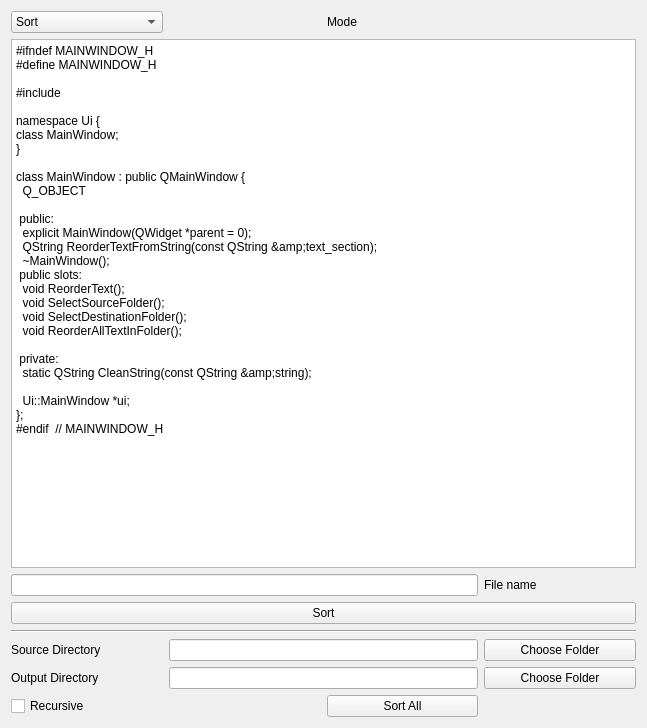
VoreWind/ClassMethodSorter, file mainwindow.ui: the form before one commit.
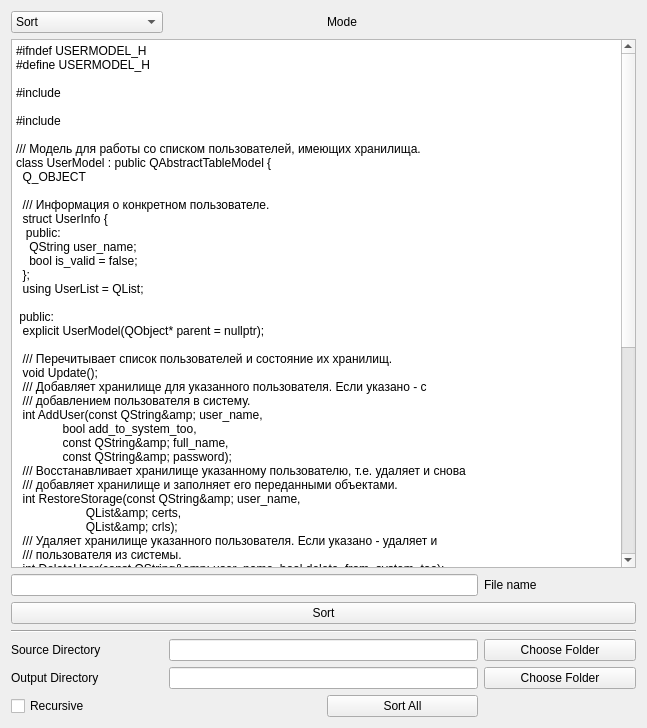
The form after the commit.

Commit message: Almost fix the problems with class w/o the first access specifier

Diff of the .ui file:
```diff
--- a/mainwindow.ui
+++ b/mainwindow.ui
@@ -88,34 +88,68 @@
     <item row="1" column="0" colspan="4">
      <widget class="QPlainTextEdit" name="segment_text_edit">
       <property name="plainText">
-       <string>#ifndef MAINWINDOW_H
-#define MAINWINDOW_H
+       <string>#ifndef USERMODEL_H
+#define USERMODEL_H
 
-#include &lt;QMainWindow&gt;
+#include &lt;QAbstractTableModel&gt;
 
-namespace Ui {
-class MainWindow;
-}
+#include &lt;QList&gt;
 
-class MainWindow : public QMainWindow {
+/// Модель для работы со списком пользователей, имеющих хранилища.
+class UserModel : public QAbstractTableModel {
   Q_OBJECT
 
+  /// Информация о конкретном пользователе.
+  struct UserInfo {
+   public:
+    QString user_name;
+    bool is_valid = false;
+  };
+  using UserList = QList&lt;UserInfo&gt;;
+
  public:
-  explicit MainWindow(QWidget *parent = 0);
-  QString ReorderTextFromString(const QString &amp;text_section);
-  ~MainWindow();
- public slots:
-  void ReorderText();
-  void SelectSourceFolder();
-  void SelectDestinationFolder();
-  void ReorderAllTextInFolder();
+  explicit UserModel(QObject* parent = nullptr);
 
+  /// Перечитывает список пользователей и состояние их хранилищ.
+  void Update();
+  /// Добавляет хранилище для указанного пользователя. Если указано - с
+  /// добавлением пользователя в систему.
+  int AddUser(const QString&amp; user_name,
+              bool add_to_system_too,
+              const QString&amp; full_name,
+              const QString&amp; password);
+  /// Восстанавливает хранилище указанному пользователю, т.е. удаляет и снова
+  /// добавляет хранилище и заполняет его переданными объектами.
+  int RestoreStorage(const QString&amp; user_name,
+                     QList&lt;QByteArray&gt;&amp; certs,
+                     QList&lt;QByteArray&gt;&amp; crls);
+  /// Удаляет хранилище указанного пользователя. Если указано - удаляет и
+  /// пользователя из системы.
+  int DeleteUser(const QString&amp; user_name, bool delete_from_system_too);
+
+  /// Возвращает список пользователей с хранилищами.
+  QStringList GetUserList() const;
+
+  int rowCount(const QModelIndex&amp; model_index = QModelIndex()) const override;
+  int columnCount(
+      const QModelIndex&amp; parent_index = QModelIndex()) const override;
+  QVariant data(const QModelIndex&amp; model_index,
+                int role = Qt::DisplayRole) const override;
+  QVariant headerData(int section,
+                      Qt::Orientation orientation,
+                      int role = Qt::DisplayRole) const override;
+
  private:
-  static QString CleanString(const QString &amp;string);
+  /// Проверяет работоспособность хранилища указанного пользователя. False - не
+  /// рабочее.
+  bool IsUserStorageValid(const QString&amp; user_name) const;
 
-  Ui::MainWindow *ui;
+ private:
+  /// Список пользоваталей.
+  UserList users_;
 };
-#endif  // MAINWINDOW_H
+
+#endif  // USERMODEL_H
 </string>
       </property>
      </widget>
```
The commit also changes 2 other files.
